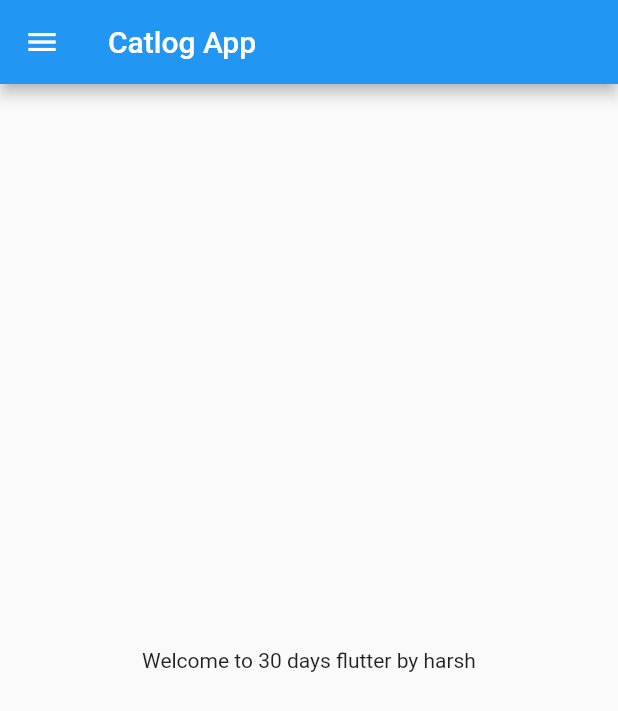
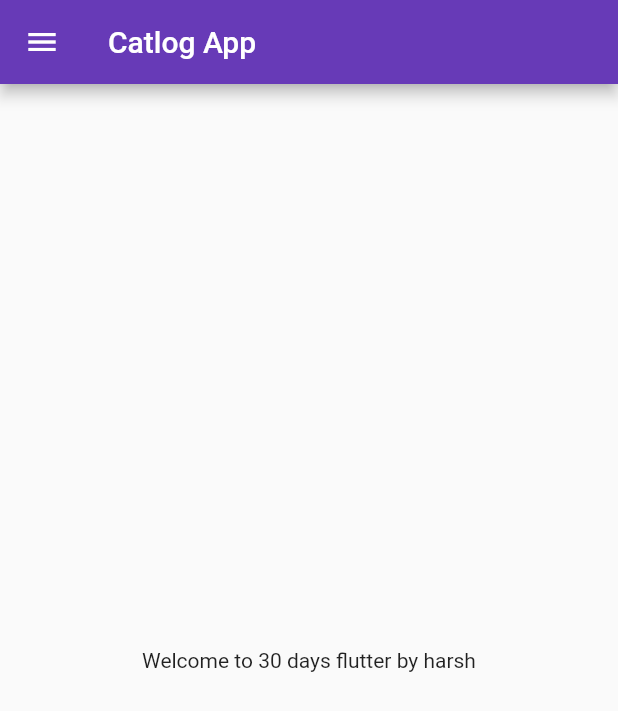
Before and after one commit to HarshJaiswal10/flutter-eShopApp, a Flutter app: the screen it shows after launch, on a phone screen of 412 x 824 dp. Shown: the top 711 px of the screen. Run offline on Flutter 3.47's test engine with Material 2 defaults, Android fonts, the phone set to English and light mode, and no system bars.

Commit message:
day 3 completed

```diff
--- a/lib/main.dart
+++ b/lib/main.dart
@@ -1,5 +1,6 @@
 import 'package:flutter/material.dart';
-import 'package:flutter_1/home_page.dart';
+import 'package:flutter_1/pages/login_page.dart';
+import 'pages/home_page.dart';
 
 void main() {
   runApp(MyApp());
@@ -8,10 +9,17 @@ void main() {
 class MyApp extends StatelessWidget {
   @override
   Widget build(BuildContext context) {
-
-
     return MaterialApp(
-      home: HomePage(),
+      // home: HomePage(),
+      themeMode: ThemeMode.light,
+      theme: ThemeData(primarySwatch: Colors.deepPurple),
+      darkTheme: ThemeData(brightness: Brightness.dark),
+      initialRoute: "/home",
+      routes: {
+        "/": (context) => LoginPage(),
+        "/home": (context) => HomePage(),
+        "/login": (context) => LoginPage(),
+      },
     );
   }
 }
```
Also changed, not shown: lib/pages/login_page.dart (added, +18 -0 lines), lib/pages/home_page.dart (renamed from lib/home_page.dart).
